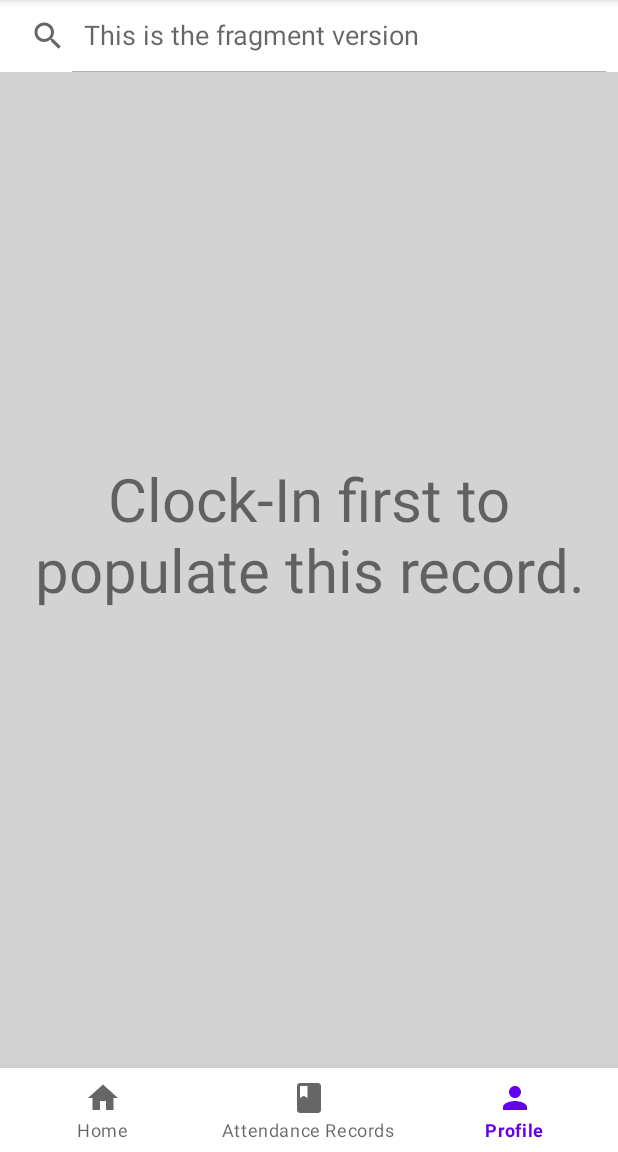
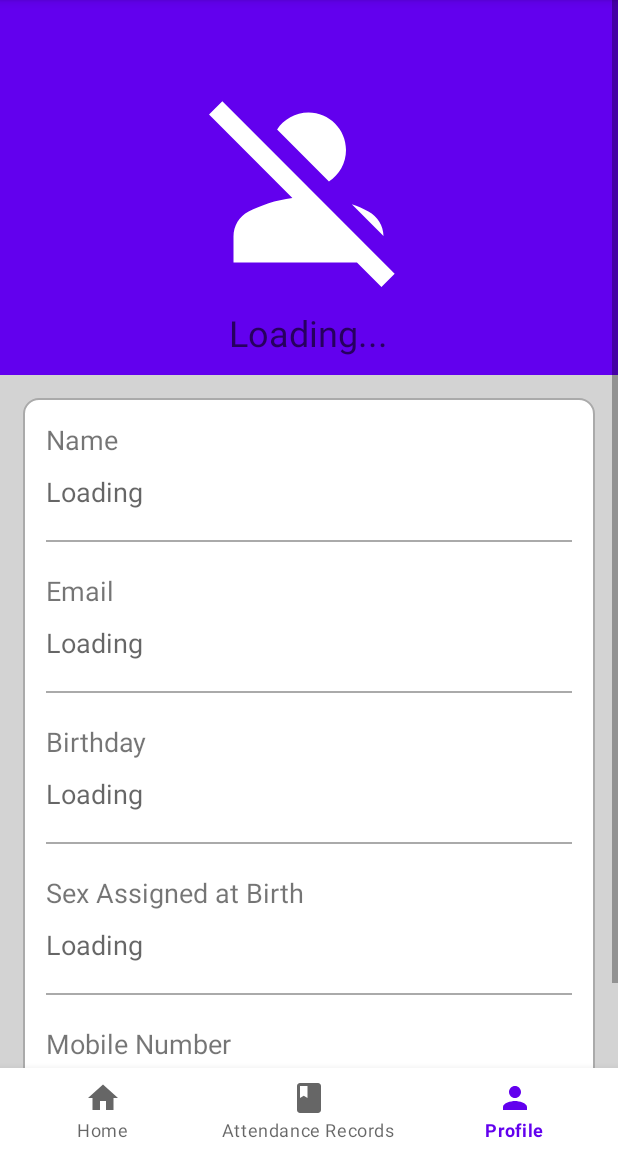
Before and after one commit to Ai-nihil/Time-I.T, an Android app: the HomeActivity screen opened directly, with no data from a screen before it, item 3 of the bottom bar chosen, on a phone screen of 412 x 824 dp, the part 84-1236 px from its top. Run offline under Robolectric (Android 15) with nearby library versions, the phone set to English and light mode, and no system bars; our stand-ins replace Firebase (no records; nobody signed in at launch, a user with empty details on screens opened directly).

Commit message:
May profile for viewing pa lang, i think maayos na rin ung pag walang laman firebase and d nagbabago ung colors hopefully kahit dark mode ung phone

```diff
--- a/app/src/main/java/com/example/ojtproject/CustomSwipeRefreshLayout.java
+++ b/app/src/main/java/com/example/ojtproject/CustomSwipeRefreshLayout.java
@@ -4,8 +4,6 @@ import android.content.Context;
 import android.util.AttributeSet;
 import android.view.GestureDetector;
 import android.view.MotionEvent;
-import android.view.View;
-import androidx.annotation.Nullable;
 import androidx.swiperefreshlayout.widget.SwipeRefreshLayout;
 
 public class CustomSwipeRefreshLayout extends SwipeRefreshLayout {
--- a/app/src/main/java/com/example/ojtproject/HomeActivity.java
+++ b/app/src/main/java/com/example/ojtproject/HomeActivity.java
@@ -5,7 +5,6 @@ import androidx.fragment.app.FragmentManager;
 import androidx.fragment.app.FragmentTransaction;
 
 import android.os.Bundle;
-import android.view.View;
 
 import com.google.android.material.bottomnavigation.BottomNavigationView;
 
@@ -35,7 +34,11 @@ public class HomeActivity extends AppCompatActivity {
                     loadUserAttendanceRecordsFragment();
                     break;
                 case R.id.bottomNavigationMenuItemProfile:
-
+                    loadUserProfileFragment();
+                    break;
+                default:
+                    loadHomePageFragment();
+                    break;
             }
 
             return true;
@@ -55,4 +58,11 @@ public class HomeActivity extends AppCompatActivity {
         transaction.replace(R.id.homeFragmentContainer, userAttendanceRecordsFragment);
         transaction.commit();
     }
+
+    private void loadUserProfileFragment() {
+        UserProfileFragment userProfileFragment = new UserProfileFragment();
+        FragmentTransaction transaction = fragmentManager.beginTransaction();
+        transaction.replace(R.id.homeFragmentContainer, userProfileFragment);
+        transaction.commit();
+    }
 }
--- a/app/src/main/java/com/example/ojtproject/LoginActivity.java
+++ b/app/src/main/java/com/example/ojtproject/LoginActivity.java
@@ -7,7 +7,6 @@ import androidx.appcompat.app.AppCompatActivity;
 import android.content.DialogInterface;
 import android.content.Intent;
 import android.content.SharedPreferences;
-import android.net.Uri;
 import android.os.Bundle;
 import android.text.TextUtils;
 import android.text.method.HideReturnsTransformationMethod;
--- a/app/src/main/java/com/example/ojtproject/ReadWriteUserDetails.java
+++ b/app/src/main/java/com/example/ojtproject/ReadWriteUserDetails.java
@@ -5,9 +5,37 @@ public class ReadWriteUserDetails {
                   gender,
                   mobileNumber;
 
+    //Empty Constructor
+    public ReadWriteUserDetails() {
+    }
+
     public ReadWriteUserDetails(String textBirthDate, String textGender, String textMobileNumber) {
         this.birthDate = textBirthDate;
         this.gender = textGender;
         this.mobileNumber = textMobileNumber;
     }
+
+    public String getBirthDate() {
+        return birthDate;
+    }
+
+    public void setBirthDate(String birthDate) {
+        this.birthDate = birthDate;
+    }
+
+    public String getGender() {
+        return gender;
+    }
+
+    public void setGender(String gender) {
+        this.gender = gender;
+    }
+
+    public String getMobileNumber() {
+        return mobileNumber;
+    }
+
+    public void setMobileNumber(String mobileNumber) {
+        this.mobileNumber = mobileNumber;
+    }
 }
--- a/app/src/main/java/com/example/ojtproject/RegisterActivity.java
+++ b/app/src/main/java/com/example/ojtproject/RegisterActivity.java
@@ -1,12 +1,9 @@
 package com.example.ojtproject;
-
-import static android.view.View.GONE;
 
 import androidx.annotation.NonNull;
 import androidx.appcompat.app.AppCompatActivity;
 
 import android.app.DatePickerDialog;
-import android.content.Intent;
 import android.os.Bundle;
 import android.os.Handler;
 import android.text.TextUtils;
@@ -33,7 +30,6 @@ import com.google.firebase.database.DatabaseReference;
 import com.google.firebase.database.FirebaseDatabase;
 
 import java.util.Calendar;
-import java.util.regex.PatternSyntaxException;
 
 public class RegisterActivity extends AppCompatActivity {
 
--- a/app/src/main/java/com/example/ojtproject/UserAttendanceRecordDetailsActivity.java
+++ b/app/src/main/java/com/example/ojtproject/UserAttendanceRecordDetailsActivity.java
@@ -7,7 +7,6 @@ import android.os.Bundle;
 import android.widget.TextView;
 
 import com.example.ojtproject.databinding.ActivityUserAttendanceRecordDetailsBinding;
-import com.example.ojtproject.databinding.ActivityUserAttendanceRecordsBinding;
 
 public class UserAttendanceRecordDetailsActivity extends AppCompatActivity {
     private ActivityUserAttendanceRecordDetailsBinding binding;
--- a/app/src/main/java/com/example/ojtproject/UserAttendanceRecordsActivity.java
+++ b/app/src/main/java/com/example/ojtproject/UserAttendanceRecordsActivity.java
@@ -4,7 +4,6 @@ import android.content.Intent;
 import android.os.Bundle;
 import android.view.View;
 import android.widget.AdapterView;
-import android.widget.ListView;
 import android.widget.SearchView;
 import android.widget.Toast;
 
@@ -12,7 +11,6 @@ import androidx.annotation.NonNull;
 import androidx.appcompat.app.AppCompatActivity;
 import androidx.swiperefreshlayout.widget.SwipeRefreshLayout;
 
-import com.example.ojtproject.databinding.ActivityMainBinding;
 import com.example.ojtproject.databinding.ActivityUserAttendanceRecordsBinding;
 import com.google.firebase.auth.FirebaseAuth;
 import com.google.firebase.auth.FirebaseUser;
--- a/app/src/main/java/com/example/ojtproject/UserAttendanceRecordsFragment.java
+++ b/app/src/main/java/com/example/ojtproject/UserAttendanceRecordsFragment.java
@@ -2,7 +2,6 @@ package com.example.ojtproject;
 
 import android.os.Bundle;
 
-import androidx.annotation.Nullable;
 import androidx.fragment.app.Fragment;
 
 import android.view.LayoutInflater;
@@ -11,8 +10,6 @@ import android.view.View;
 import android.view.ViewGroup;
 
 import android.content.Intent;
-import android.os.Bundle;
-import android.view.View;
 import android.widget.AdapterView;
 import android.widget.ListView;
 import android.widget.SearchView;
@@ -20,15 +17,10 @@ import android.widget.TextView;
 import android.widget.Toast;
 
 import androidx.annotation.NonNull;
-import androidx.appcompat.app.AppCompatActivity;
 import androidx.fragment.app.FragmentManager;
 import androidx.fragment.app.FragmentTransaction;
 import androidx.swiperefreshlayout.widget.SwipeRefreshLayout;
 
-import com.example.ojtproject.databinding.ActivityMainBinding;
-import com.example.ojtproject.databinding.ActivityUserAttendanceRecordDetailsBinding;
-import com.example.ojtproject.databinding.ActivityUserAttendanceRecordsBinding;
-import com.example.ojtproject.databinding.FragmentUserAttendanceRecordsBinding;
 import com.google.firebase.auth.FirebaseAuth;
 import com.google.firebase.auth.FirebaseUser;
 import com.google.firebase.database.DataSnapshot;
@@ -101,16 +93,17 @@ public class UserAttendanceRecordsFragment extends Fragment {
 
                     listAdapter.notifyDataSetChanged();// Notify adapter of data change
                     userAttendanceRecordsFragmentListView.setVisibility(View.VISIBLE);
+                    userAttendanceRecordsFragmentSearchView.setVisibility(View.VISIBLE);
                     userAttendanceRecordsFragmentTextViewNoRecord.setVisibility(View.GONE);
 
                     if (listAdapter.getCount() == 0) {
                         // Handle the case where the ListView is empty
                         // You can display a message or perform any necessary actions
                         userAttendanceRecordsFragmentListView.setVisibility(View.GONE);
+                        userAttendanceRecordsFragmentSearchView.setVisibility(View.GONE);
                         userAttendanceRecordsFragmentTextViewNoRecord.setVisibility(View.VISIBLE);
 
                     }
-                        System.out.println(listAdapter.getReadWriteUserTimeDetailsList().get(3).getDateDay());
 
                 }
 
--- /dev/null
+++ b/app/src/main/java/com/example/ojtproject/UserProfileFragment.java
@@ -0,0 +1,97 @@
+package com.example.ojtproject;
+
+import android.os.Bundle;
+
+import androidx.annotation.NonNull;
+import androidx.fragment.app.Fragment;
+
+import android.view.LayoutInflater;
+import android.view.View;
+import android.view.ViewGroup;
+import android.widget.ImageView;
+import android.widget.ProgressBar;
+import android.widget.TextClock;
+import android.widget.TextView;
+import android.widget.Toast;
+
+import com.google.firebase.auth.FirebaseAuth;
+import com.google.firebase.auth.FirebaseUser;
+import com.google.firebase.database.DataSnapshot;
+import com.google.firebase.database.DatabaseError;
+import com.google.firebase.database.DatabaseReference;
+import com.google.firebase.database.FirebaseDatabase;
+import com.google.firebase.database.ValueEventListener;
+
+public class UserProfileFragment extends Fragment {
+
+    private TextView userProfileFragmentTextViewWelcomeMessage,
+                     userProfileFragmentTextViewName,
+                     userProfileFragmentTextViewEmail,
+                     userProfileFragmentTextViewBirthday,
+                     userProfileFragmentTextViewGender,
+                     userProfileFragmentTextViewMobileNumber;
+    private ProgressBar userProfileFragmentProgressBar;
+    private String fullName, email, birthday, gender, mobileNumber;
+    private ImageView userProfileFragmentImageView;
+    private FirebaseAuth authProfile;
+
+    @Override
+    public View onCreateView(LayoutInflater inflater, ViewGroup container,
+                             Bundle savedInstanceState) {
+        View rootView = inflater.inflate(R.layout.fragment_user_profile, container, false);
+
+        userProfileFragmentTextViewWelcomeMessage = rootView.findViewById(R.id.userProfileFragmentTextViewWelcomeMessage);
+        userProfileFragmentTextViewName = rootView.findViewById(R.id.userProfileFragmentTextViewName);
+        userProfileFragmentTextViewEmail = rootView.findViewById(R.id.userProfileFragmentTextViewEmail);
+        userProfileFragmentTextViewBirthday = rootView.findViewById(R.id.userProfileFragmentTextViewBirthday);
+        userProfileFragmentTextViewGender = rootView.findViewById(R.id.userProfileFragmentTextViewGender);
+        userProfileFragmentTextViewMobileNumber = rootView.findViewById(R.id.userProfileFragmentTextViewMobileNumber);
+        userProfileFragmentProgressBar = rootView.findViewById(R.id.userProfileFragmentProgressBar);
+
+        authProfile = FirebaseAuth.getInstance();
+        FirebaseUser firebaseUser = authProfile.getCurrentUser();
+
+        if(firebaseUser == null){
+            Toast.makeText(getActivity(), "Something went wrong! User's details are not available at this time.", Toast.LENGTH_LONG).show();
+        } else {
+            userProfileFragmentProgressBar.setVisibility(View.VISIBLE);
+            showUserProfile(firebaseUser);
+        }
+        // Inflate the layout for this fragment
+        return rootView;
+    }
+
+    private void showUserProfile(FirebaseUser firebaseUser){
+        String userID = firebaseUser.getUid();
+
+        //Extracting User Reference from Database for "Registered Users"
+        DatabaseReference referenceProfile = FirebaseDatabase.getInstance().getReference("Registered Users");
+        referenceProfile.child(userID).addListenerForSingleValueEvent(new ValueEventListener() {
+            @Override
+            public void onDataChange(@NonNull DataSnapshot snapshot) {
+                ReadWriteUserDetails readWriteUserDetails = snapshot.getValue(ReadWriteUserDetails.class);
+                if(readWriteUserDetails != null){
+                    fullName = firebaseUser.getDisplayName();
+                    email = firebaseUser.getEmail();
+                    birthday = readWriteUserDetails.getBirthDate();
+                    gender = readWriteUserDetails.getGender();
+                    mobileNumber = readWriteUserDetails.getMobileNumber();
+
+                    userProfileFragmentTextViewWelcomeMessage.setText("Welcome, " + fullName + "!" );
+                    userProfileFragmentTextViewName.setText(fullName);
+                    userProfileFragmentTextViewEmail.setText(email);
+                    userProfileFragmentTextViewBirthday.setText(birthday);
+                    userProfileFragmentTextViewGender.setText(gender);
+                    userProfileFragmentTextViewMobileNumber.setText(mobileNumber);
+                }
+                userProfileFragmentProgressBar.setVisibility(View.GONE);
+            }
+
+            @Override
+            public void onCancelled(@NonNull DatabaseError error) {
+                Toast.makeText(getActivity(), "Something went wrong!", Toast.LENGTH_LONG).show();
+                userProfileFragmentProgressBar.setVisibility(View.GONE);
+            }
+        });
+    }
+}
--- /dev/null
+++ b/app/src/main/res/drawable/ic_baseline_person_off_24.xml
@@ -0,0 +1,5 @@
+<vector android:height="150dp" android:tint="#FFFFFF"
+    android:viewportHeight="24" android:viewportWidth="24"
+    android:width="150dp" xmlns:android="http://schemas.android.com/apk/res/android">
+    <path android:fillColor="@android:color/white" android:pathData="M8.65,5.82C9.36,4.72 10.6,4 12,4c2.21,0 4,1.79 4,4c0,1.4 -0.72,2.64 -1.82,3.35L8.65,5.82zM20,17.17c-0.02,-1.1 -0.63,-2.11 -1.61,-2.62c-0.54,-0.28 -1.13,-0.54 -1.77,-0.76L20,17.17zM21.19,21.19L2.81,2.81L1.39,4.22l8.89,8.89c-1.81,0.23 -3.39,0.79 -4.67,1.45C4.61,15.07 4,16.1 4,17.22V20h13.17l2.61,2.61L21.19,21.19z"/>
+</vector>
--- a/app/src/main/res/layout/activity_register.xml
+++ b/app/src/main/res/layout/activity_register.xml
@@ -95,7 +95,7 @@
             android:layout_width="match_parent"
             android:layout_height="wrap_content"
             android:layout_below="@+id/registerActivityEditTextBirthdate"
-            android:text="Gender*"
+            android:text="Sex Assigned at Birth*"
             android:textColor="#555555"
             android:padding="6dp"
             android:textSize="16sp"
--- a/app/src/main/res/layout/fragment_user_attendance_records.xml
+++ b/app/src/main/res/layout/fragment_user_attendance_records.xml
@@ -23,7 +23,8 @@
                     android:layout_height="wrap_content"
                     android:background="@color/white"
                     android:queryHint="This is the fragment version"
-                    android:iconifiedByDefault="false"/>
+                    android:iconifiedByDefault="false"
+                    android:visibility="visible"/>
 
                 <com.example.ojtproject.CustomSwipeRefreshLayout
                     android:id="@+id/userAttendanceRecordsFragmentCustomSwipeRefreshLayout"
--- /dev/null
+++ b/app/src/main/res/layout/fragment_user_profile.xml
@@ -0,0 +1,213 @@
+<?xml version="1.0" encoding="utf-8"?>
+<ScrollView xmlns:android="http://schemas.android.com/apk/res/android"
+    xmlns:tools="http://schemas.android.com/tools"
+    android:layout_width="match_parent"
+    android:layout_height="match_parent"
+    android:background="@color/light_gray"
+    tools:context=".UserProfileFragment">
+
+    <FrameLayout
+        android:id="@+id/homeFragmentContainer"
+        android:layout_width="match_parent"
+        android:layout_height="wrap_content">
+        <!-- TODO: Update blank fragment layout -->
+        <LinearLayout
+            android:layout_width="match_parent"
+            android:layout_height="wrap_content"
+            android:orientation="vertical">
+
+            <RelativeLayout
+                android:layout_width="match_parent"
+                android:layout_height="250dp"
+                android:background="@color/purple_500">
+
+                <ImageView
+                    android:id="@+id/userProfileFragmentImageView"
+                    android:layout_width="150dp"
+                    android:layout_height="150dp"
+                    android:layout_centerInParent="true"
+                    android:background="@drawable/ic_baseline_person_off_24" />
+
+                <TextView
+                    android:id="@+id/userProfileFragmentTextViewWelcomeMessage"
+                    android:layout_width="wrap_content"
+                    android:layout_height="wrap_content"
+                    android:layout_below="@+id/userProfileFragmentImageView"
+                    android:layout_centerHorizontal="true"
+                    android:layout_marginTop="5dp"
+                    android:hint="Loading..."
+                    android:textAppearance="@style/TextAppearance.AppCompat.Headline"
+                    android:textColor="@color/white" />
+
+            </RelativeLayout>
+
+            <RelativeLayout
+                android:layout_width="match_parent"
+                android:layout_height="match_parent"
+                android:layout_margin="15dp"
+                android:background="@drawable/border"
+                android:padding="15dp">
+
+                <LinearLayout
+                    android:id="@+id/userProfileFragmentLinearLayoutName"
+                    android:layout_width="match_parent"
+                    android:layout_height="wrap_content"
+                    android:orientation="vertical">
+
+                    <TextView
+                        android:id="@+id/userProfileFragmentTextViewNameLabel"
+                        android:layout_width="wrap_content"
+                        android:layout_height="wrap_content"
+                        android:text="Name"
+                        android:textSize="18sp" />
+
+                    <TextView
+                        android:id="@+id/userProfileFragmentTextViewName"
+                        android:layout_width="wrap_content"
+                        android:layout_height="wrap_content"
+                        android:layout_marginTop="10dp"
+                        android:hint="Loading"
+                        android:textSize="18sp" />
+                </LinearLayout>
+
+                <View
+                    android:id="@+id/userProfileFragmentViewName"
+                    android:layout_width="match_parent"
+                    android:layout_height="1dp"
+                    android:layout_below="@+id/userProfileFragmentLinearLayoutName"
+                    android:layout_marginTop="20dp"
+                    android:background="@android:color/darker_gray" />
+
+                <LinearLayout
+                    android:id="@+id/userProfileFragmentLinearLayoutEmail"
+                    android:layout_width="match_parent"
+                    android:layout_height="wrap_content"
+                    android:layout_below="@+id/userProfileFragmentViewName"
+                    android:layout_marginTop="20dp"
+                    android:orientation="vertical">
+
+                    <TextView
+                        android:id="@+id/userProfileFragmentTextViewEmailLabel"
+                        android:layout_width="wrap_content"
+                        android:layout_height="wrap_content"
+                        android:text="Email"
+                        android:textSize="18sp" />
+
+                    <TextView
+                        android:id="@+id/userProfileFragmentTextViewEmail"
+                        android:layout_width="wrap_content"
+                        android:layout_height="wrap_content"
+                        android:layout_marginTop="10dp"
+                        android:hint="Loading"
+                        android:textSize="18sp" />
+                </LinearLayout>
+
+                <View
+                    android:id="@+id/userProfileFragmentViewEmail"
+                    android:layout_width="match_parent"
+                    android:layout_height="1dp"
+                    android:layout_below="@+id/userProfileFragmentLinearLayoutEmail"
+                    android:layout_marginTop="20dp"
+                    android:background="@android:color/darker_gray" />
+
+                <LinearLayout
+                    android:id="@+id/userProfileFragmentLinearLayoutBirthday"
+                    android:layout_width="match_parent"
+                    android:layout_height="wrap_content"
+                    android:layout_below="@+id/userProfileFragmentViewEmail"
+                    android:layout_marginTop="20dp"
+                    android:orientation="vertical">
+
+                    <TextView
+                        android:id="@+id/userProfileFragmentTextViewBirthdayLabel"
+                        android:layout_width="wrap_content"
+                        android:layout_height="wrap_content"
+                        android:text="Birthday"
+                        android:textSize="18sp" />
+
+                    <TextView
+                        android:id="@+id/userProfileFragmentTextViewBirthday"
+                        android:layout_width="wrap_content"
+                        android:layout_height="wrap_content"
+                        android:layout_marginTop="10dp"
+                        android:hint="Loading"
+                        android:textSize="18sp" />
+                </LinearLayout>
+
+                <View
+                    android:id="@+id/userProfileFragmentViewBirthday"
+                    android:layout_width="match_parent"
+                    android:layout_height="1dp"
+                    android:layout_below="@+id/userProfileFragmentLinearLayoutBirthday"
+                    android:layout_marginTop="20dp"
+                    android:background="@android:color/darker_gray" />
+
+                <LinearLayout
+                    android:id="@+id/userProfileFragmentLinearLayoutGender"
+                    android:layout_width="match_parent"
+                    android:layout_height="wrap_content"
+                    android:layout_below="@+id/userProfileFragmentViewBirthday"
+                    android:layout_marginTop="20dp"
+                    android:orientation="vertical">
+
+                    <TextView
+                        android:id="@+id/userProfileFragmentTextViewGenderLabel"
+                        android:layout_width="wrap_content"
+                        android:layout_height="wrap_content"
+                        android:text="Sex Assigned at Birth"
+                        android:textSize="18sp" />
+
+                    <TextView
+                        android:id="@+id/userProfileFragmentTextViewGender"
+                        android:layout_width="wrap_content"
+                        android:layout_height="wrap_content"
+                        android:layout_marginTop="10dp"
+                        android:hint="Loading"
+                        android:textSize="18sp" />
+                </LinearLayout>
+
+                <View
+                    android:id="@+id/userProfileFragmentViewGender"
+                    android:layout_width="match_parent"
+                    android:layout_height="1dp"
+                    android:layout_below="@+id/userProfileFragmentLinearLayoutGender"
+                    android:layout_marginTop="20dp"
+                    android:background="@android:color/darker_gray" />
+
+                <LinearLayout
+                    android:id="@+id/userProfileFragmentLinearLayoutMobileNumber"
+                    android:layout_width="match_parent"
+                    android:layout_height="wrap_content"
+                    android:layout_below="@+id/userProfileFragmentViewGender"
+                    android:layout_marginTop="20dp"
+                    android:orientation="vertical">
+
+                    <TextView
+                        android:id="@+id/userProfileFragmentTextViewMobileNumberLabel"
+                        android:layout_width="wrap_content"
+                        android:layout_height="wrap_content"
+                        android:text="Mobile Number"
+                        android:textSize="18sp" />
+
+                    <TextView
+                        android:id="@+id/userProfileFragmentTextViewMobileNumber"
+                        android:layout_width="wrap_content"
+                        android:layout_height="wrap_content"
+                        android:layout_marginTop="10dp"
+                        android:hint="Loading"
+                        android:textSize="18sp" />
+                </LinearLayout>
+
+            </RelativeLayout>
+
+        </LinearLayout>
+        <ProgressBar
+            android:id="@+id/userProfileFragmentProgressBar"
+            android:layout_width="wrap_content"
+            android:layout_height="wrap_content"
+            android:elevation="10dp"
+            android:layout_gravity="center"
+            android:visibility="gone" />
+
+    </FrameLayout>
+</ScrollView>
--- a/app/src/main/res/values-night/themes.xml
+++ b/app/src/main/res/values-night/themes.xml
@@ -12,5 +12,6 @@
         <!-- Status bar color. -->
         <item name="android:statusBarColor">?attr/colorPrimaryVariant</item>
         <!-- Customize your theme here. -->
+        <item name="android:forceDarkAllowed" tools:targetApi="q">false</item>
     </style>
 </resources>
--- a/app/src/main/res/values/themes.xml
+++ b/app/src/main/res/values/themes.xml
@@ -12,5 +12,6 @@
         <!-- Status bar color. -->
         <item name="android:statusBarColor">?attr/colorPrimaryVariant</item>
         <!-- Customize your theme here. -->
+        <item name="android:forceDarkAllowed" tools:targetApi="q">false</item>
     </style>
 </resources>
```
